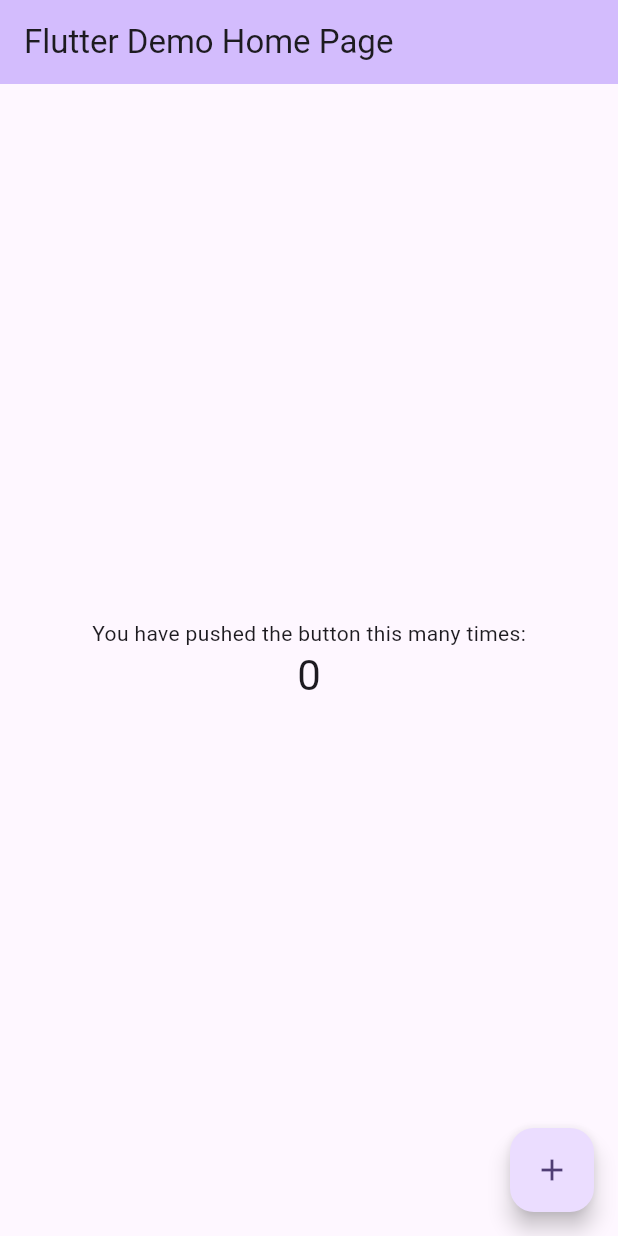
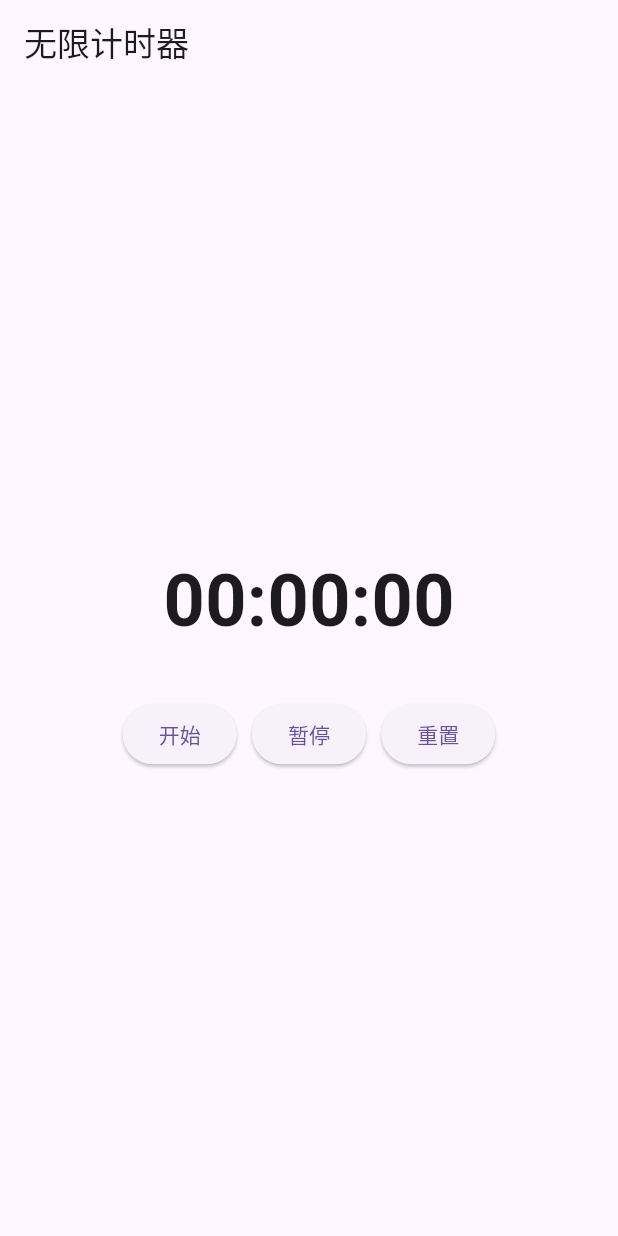
Before and after one commit to kingpoem/uclk, a Flutter app: the screen it shows after launch, on a phone screen of 412 x 824 dp. Run offline on Flutter 3.47's test engine with Material 3 defaults, Android fonts, the phone set to English and light mode, and no system bars.

Commit message:
feat: complete count time function

```diff
--- a/lib/main.dart
+++ b/lib/main.dart
@@ -1,3 +1,4 @@
+import 'dart:async';
 import 'package:flutter/material.dart';
 
 void main() {
@@ -7,116 +8,86 @@ void main() {
 class MyApp extends StatelessWidget {
   const MyApp({super.key});
 
-  // This widget is the root of your application.
   @override
   Widget build(BuildContext context) {
     return MaterialApp(
-      title: 'Flutter Demo',
-      theme: ThemeData(
-        // This is the theme of your application.
-        //
-        // TRY THIS: Try running your application with "flutter run". You'll see
-        // the application has a purple toolbar. Then, without quitting the app,
-        // try changing the seedColor in the colorScheme below to Colors.green
-        // and then invoke "hot reload" (save your changes or press the "hot
-        // reload" button in a Flutter-supported IDE, or press "r" if you used
-        // the command line to start the app).
-        //
-        // Notice that the counter didn't reset back to zero; the application
-        // state is not lost during the reload. To reset the state, use hot
-        // restart instead.
-        //
-        // This works for code too, not just values: Most code changes can be
-        // tested with just a hot reload.
-        colorScheme: ColorScheme.fromSeed(seedColor: Colors.deepPurple),
-      ),
-      home: const MyHomePage(title: 'Flutter Demo Home Page'),
+      debugShowCheckedModeBanner: false,
+      title: '无限计时器',
+      theme: ThemeData(primarySwatch: Colors.blue),
+      home: const TimerPage(),
     );
   }
 }
 
-class MyHomePage extends StatefulWidget {
-  const MyHomePage({super.key, required this.title});
-
-  // This widget is the home page of your application. It is stateful, meaning
-  // that it has a State object (defined below) that contains fields that affect
-  // how it looks.
-
-  // This class is the configuration for the state. It holds the values (in this
-  // case the title) provided by the parent (in this case the App widget) and
-  // used by the build method of the State. Fields in a Widget subclass are
-  // always marked "final".
-
-  final String title;
+class TimerPage extends StatefulWidget {
+  const TimerPage({super.key});
 
   @override
-  State<MyHomePage> createState() => _MyHomePageState();
+  State<TimerPage> createState() => _TimerPageState();
 }
 
-class _MyHomePageState extends State<MyHomePage> {
-  int _counter = 0;
+class _TimerPageState extends State<TimerPage> {
+  int _seconds = 0;
+  Timer? _timer;
 
-  void _incrementCounter() {
+  void _startTimer() {
+    _timer?.cancel(); // 避免重复启动
+    _timer = Timer.periodic(const Duration(seconds: 1), (timer) {
+      setState(() {
+        _seconds++;
+      });
+    });
+  }
+
+  void _stopTimer() {
+    _timer?.cancel();
+  }
+
+  void _resetTimer() {
+    _timer?.cancel();
     setState(() {
-      // This call to setState tells the Flutter framework that something has
-      // changed in this State, which causes it to rerun the build method below
-      // so that the display can reflect the updated values. If we changed
-      // _counter without calling setState(), then the build method would not be
-      // called again, and so nothing would appear to happen.
-      _counter++;
+      _seconds = 0;
     });
   }
 
   @override
+  void dispose() {
+    _timer?.cancel(); // 页面销毁时停止定时器
+    super.dispose();
+  }
+
+  @override
   Widget build(BuildContext context) {
-    // This method is rerun every time setState is called, for instance as done
-    // by the _incrementCounter method above.
-    //
-    // The Flutter framework has been optimized to make rerunning build methods
-    // fast, so that you can just rebuild anything that needs updating rather
-    // than having to individually change instances of widgets.
+    final hours = _seconds ~/ 3600;
+    final minutes = (_seconds % 3600) ~/ 60;
+    final secs = _seconds % 60;
+
     return Scaffold(
-      appBar: AppBar(
-        // TRY THIS: Try changing the color here to a specific color (to
-        // Colors.amber, perhaps?) and trigger a hot reload to see the AppBar
-        // change color while the other colors stay the same.
-        backgroundColor: Theme.of(context).colorScheme.inversePrimary,
-        // Here we take the value from the MyHomePage object that was created by
-        // the App.build method, and use it to set our appbar title.
-        title: Text(widget.title),
-      ),
+      appBar: AppBar(title: const Text("无限计时器")),
       body: Center(
-        // Center is a layout widget. It takes a single child and positions it
-        // in the middle of the parent.
         child: Column(
-          // Column is also a layout widget. It takes a list of children and
-          // arranges them vertically. By default, it sizes itself to fit its
-          // children horizontally, and tries to be as tall as its parent.
-          //
-          // Column has various properties to control how it sizes itself and
-          // how it positions its children. Here we use mainAxisAlignment to
-          // center the children vertically; the main axis here is the vertical
-          // axis because Columns are vertical (the cross axis would be
-          // horizontal).
-          //
-          // TRY THIS: Invoke "debug painting" (choose the "Toggle Debug Paint"
-          // action in the IDE, or press "p" in the console), to see the
-          // wireframe for each widget.
           mainAxisAlignment: MainAxisAlignment.center,
-          children: <Widget>[
-            const Text('You have pushed the button this many times:'),
+          children: [
             Text(
-              '$_counter',
-              style: Theme.of(context).textTheme.headlineMedium,
+              "${hours.toString().padLeft(2, '0')}:"
+              "${minutes.toString().padLeft(2, '0')}:"
+              "${secs.toString().padLeft(2, '0')}",
+              style: const TextStyle(fontSize: 48, fontWeight: FontWeight.bold),
             ),
+            const SizedBox(height: 30),
+            Row(
+              mainAxisAlignment: MainAxisAlignment.center,
+              children: [
+                ElevatedButton(onPressed: _startTimer, child: const Text("开始")),
+                const SizedBox(width: 10),
+                ElevatedButton(onPressed: _stopTimer, child: const Text("暂停")),
+                const SizedBox(width: 10),
+                ElevatedButton(onPressed: _resetTimer, child: const Text("重置")),
+              ],
+            )
           ],
         ),
       ),
-      floatingActionButton: FloatingActionButton(
-        onPressed: _incrementCounter,
-        tooltip: 'Increment',
-        child: const Icon(Icons.add),
-      ), // This trailing comma makes auto-formatting nicer for build methods.
     );
   }
 }
```
